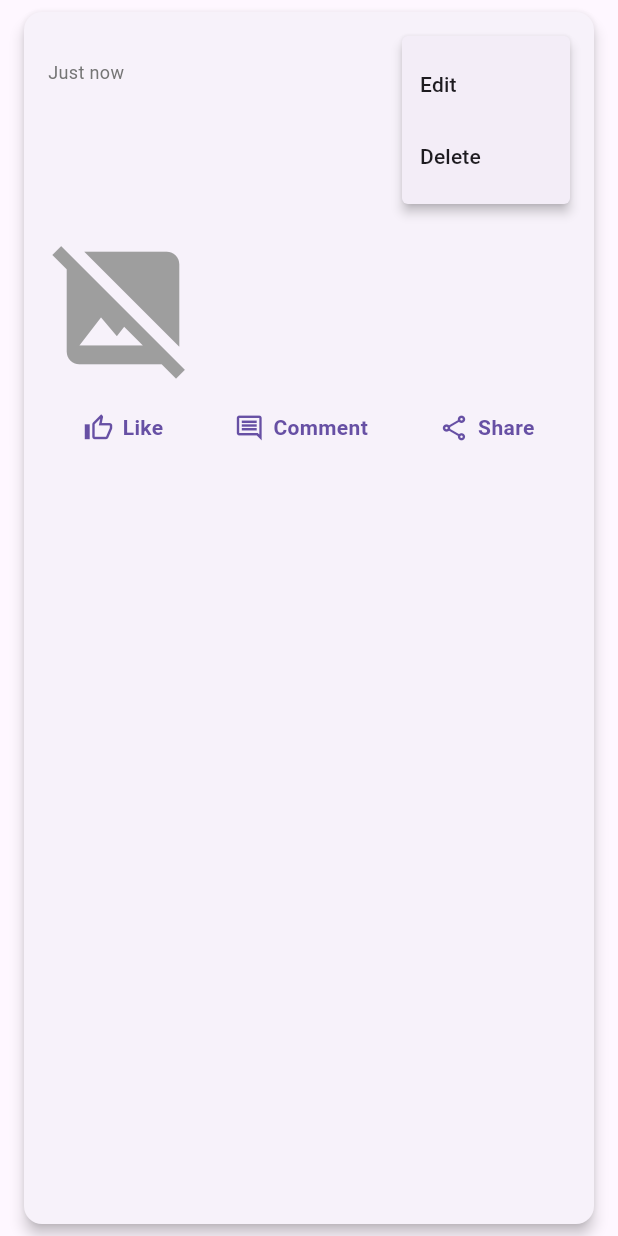
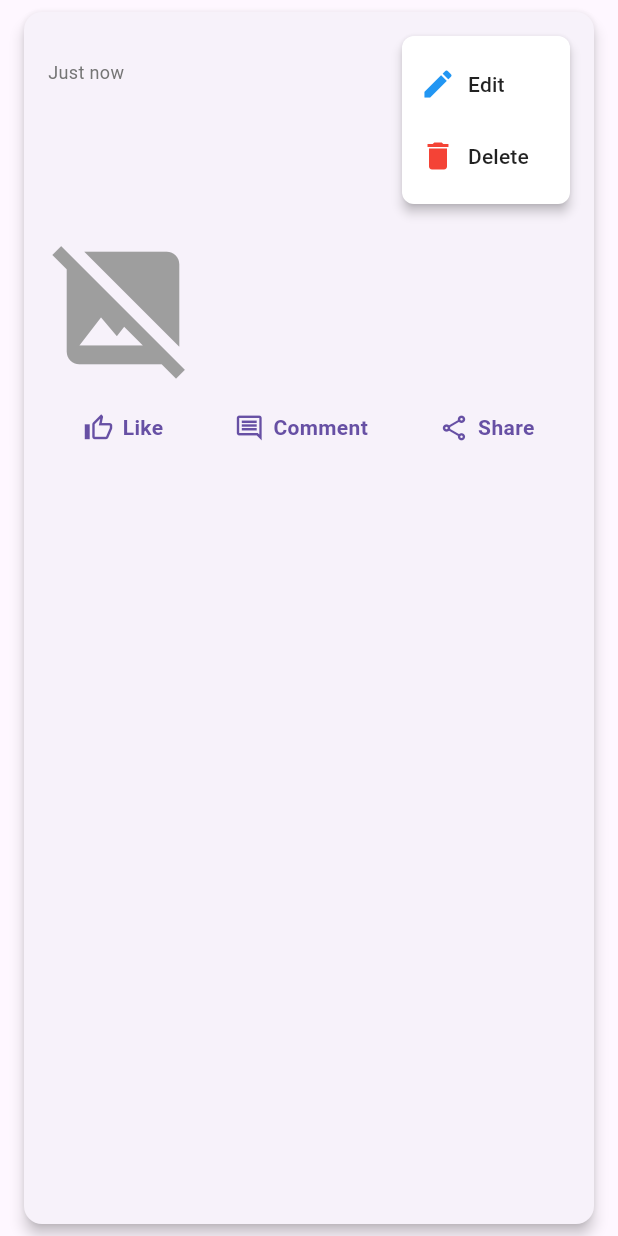
Before and after one commit to SaiKyawZinHtoo/supabase_imagetest, a Flutter app: the PostCard widget shown alone on an empty page, opened directly with empty values, after a tap on the "more vert" icon, on a phone screen of 412 x 824 dp. Run offline on Flutter 3.47's test engine with Material 3 defaults, Android fonts, the phone set to English and light mode, and no system bars; our stand-ins replace image_picker, supabase_flutter; accounts and stored records are empty.

Commit message:
Enhance PostCard and EditPostPage UI with improved popup menu design and remove loading indicator

```diff
--- a/lib/pages/create_post_page.dart
+++ b/lib/pages/create_post_page.dart
@@ -76,6 +76,10 @@ class _PostCardState extends State<PostCard> {
                 ),
                 PopupMenuButton<String>(
                   icon: const Icon(Icons.more_vert, color: Colors.grey),
+                  color: Colors.white,
+                  shape: RoundedRectangleBorder(
+                    borderRadius: BorderRadius.circular(8),
+                  ),
                   onSelected: (value) async {
                     if (value == 'Delete') {
                       _deletePost(context, widget.postId.toString());
@@ -99,13 +103,37 @@ class _PostCardState extends State<PostCard> {
                     }
                   },
                   itemBuilder: (context) => [
-                    const PopupMenuItem(
+                    PopupMenuItem(
                       value: 'Edit',
-                      child: Text('Edit'),
+                      child: Row(
+                        children: [
+                          const Icon(Icons.edit, color: Colors.blue),
+                          const SizedBox(width: 8),
+                          Text(
+                            'Edit',
+                            style: TextStyle(
+                              color: Colors.black87,
+                              fontWeight: FontWeight.w500,
+                            ),
+                          ),
+                        ],
+                      ),
                     ),
-                    const PopupMenuItem(
+                    PopupMenuItem(
                       value: 'Delete',
-                      child: Text('Delete'),
+                      child: Row(
+                        children: [
+                          const Icon(Icons.delete, color: Colors.red),
+                          const SizedBox(width: 8),
+                          Text(
+                            'Delete',
+                            style: TextStyle(
+                              color: Colors.black87,
+                              fontWeight: FontWeight.w500,
+                            ),
+                          ),
+                        ],
+                      ),
                     ),
                   ],
                 ),
--- a/lib/pages/edit_page.dart
+++ b/lib/pages/edit_page.dart
@@ -221,9 +221,7 @@ class _EditPostPageState extends State<EditPostPage> {
                         borderRadius: BorderRadius.circular(8),
                       ),
                     ),
-                    child: _isLoading
-                        ? const CircularProgressIndicator()
-                        : const Text('Save Changes'),
+                    child: const Text('Save Changes'),
                   ),
                 ],
               ),
```
